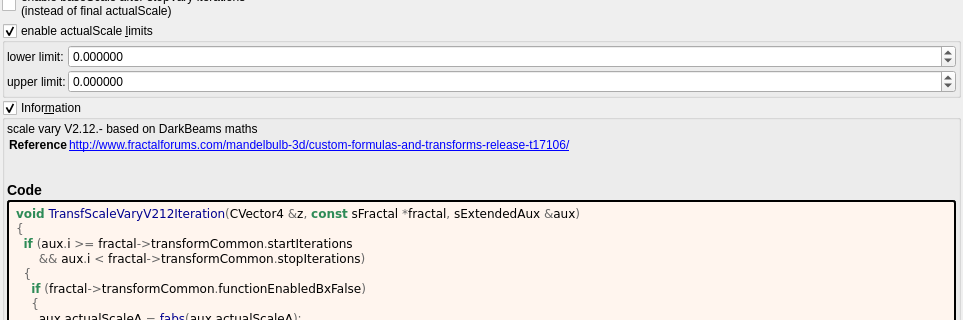
Old version of the form mandelbulber2/formula/ui/transf_scale_vary_v212.ui in the repository buddhi1980/mandelbulber2; both pictures show x 0 to 963 and y 176 to 496 of the 963 by 1182 pixel window.
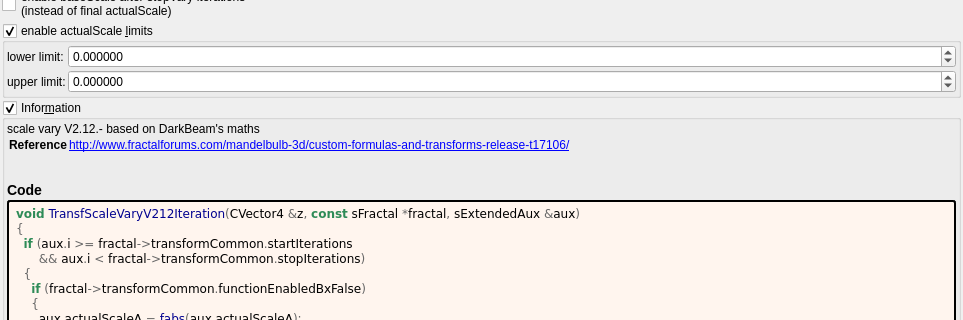
New version of the form. Custom widgets are drawn as their Qt base class.

Diff of the .ui file:
```diff
--- a/mandelbulber2/formula/ui/transf_scale_vary_v212.ui
+++ b/mandelbulber2/formula/ui/transf_scale_vary_v212.ui
@@ -351,7 +351,7 @@
       <item>
        <widget class="QLabel" name="label_information_general">
         <property name="text">
-         <string notr="true">&lt;p&gt;scale vary V2.12.- based on DarkBeams maths&lt;/p&gt;&lt;table&gt;
+         <string notr="true">&lt;p&gt;scale vary V2.12.- based on DarkBeam's maths&lt;/p&gt;&lt;table&gt;
 &lt;tr&gt;&lt;th&gt;Reference&lt;/th&gt;&lt;td&gt;&lt;a href=&quot;http://www.fractalforums.com/mandelbulb-3d/custom-formulas-and-transforms-release-t17106/&quot;&gt;http://www.fractalforums.com/mandelbulb-3d/custom-formulas-and-transforms-release-t17106/&lt;br&gt;
 &lt;/td&gt;&lt;/tr&gt;
 &lt;/table&gt;
```
